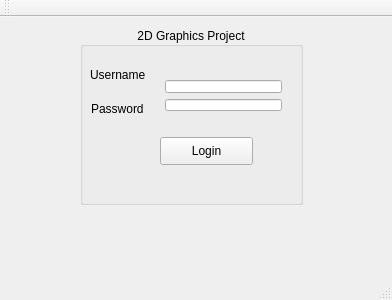
Alpha-Omega-Saddleback-2018-Summer-CS1C/2DGraphicsProject, file qt-source/login.ui: the form before one commit.
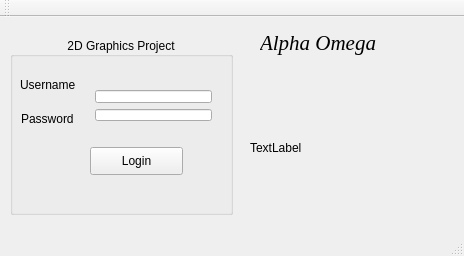
The form after the commit.

```diff
--- a/qt-source/login.ui
+++ b/qt-source/login.ui
@@ -6,8 +6,8 @@
    <rect>
     <x>0</x>
     <y>0</y>
-    <width>392</width>
-    <height>300</height>
+    <width>464</width>
+    <height>256</height>
    </rect>
   </property>
   <property name="palette">
@@ -57,8 +57,8 @@
    <widget class="QGroupBox" name="groupBox">
     <property name="geometry">
      <rect>
-      <x>80</x>
-      <y>10</y>
+      <x>10</x>
+      <y>20</y>
       <width>223</width>
       <height>178</height>
      </rect>
@@ -82,7 +82,7 @@
       <string>Login</string>
      </property>
     </widget>
-    <widget class="QWidget" name="">
+    <widget class="QWidget" name="layoutWidget">
      <property name="geometry">
       <rect>
        <x>74</x>
@@ -131,6 +131,39 @@
      </property>
     </widget>
    </widget>
+   <widget class="QLabel" name="alphaOmegaPic">
+    <property name="geometry">
+     <rect>
+      <x>250</x>
+      <y>60</y>
+      <width>181</width>
+      <height>141</height>
+     </rect>
+    </property>
+    <property name="text">
+     <string>TextLabel</string>
+    </property>
+   </widget>
+   <widget class="QLabel" name="label">
+    <property name="geometry">
+     <rect>
+      <x>260</x>
+      <y>10</y>
+      <width>161</width>
+      <height>31</height>
+     </rect>
+    </property>
+    <property name="font">
+     <font>
+      <family>Times New Roman</family>
+      <pointsize>16</pointsize>
+      <italic>true</italic>
+     </font>
+    </property>
+    <property name="text">
+     <string>Alpha Omega</string>
+    </property>
+   </widget>
   </widget>
   <widget class="QMenuBar" name="menuBar">
    <property name="geometry">
```
Left out of the diff: 2 changed lines with no effect on the pictures.
